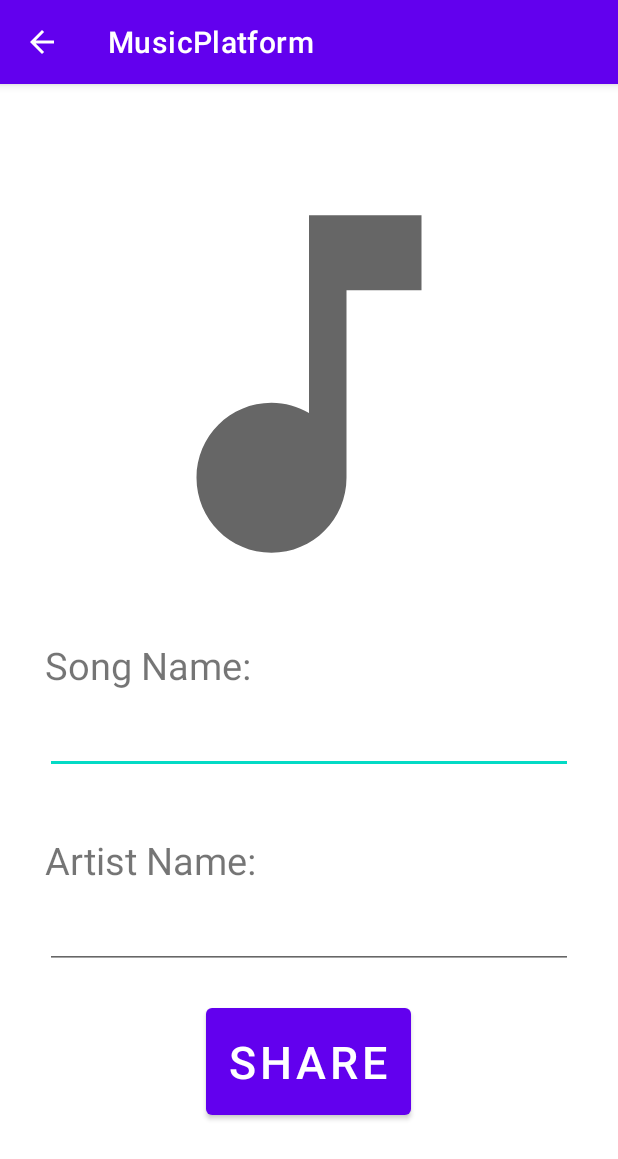
After one commit to PalMassimo/PlatformMusic, an Android app: the AddPostActivity screen opened directly, with no data from a screen before it, on a phone screen of 412 x 824 dp. The commit adds this screen. Shown: the top 1159 px of the screen. Run offline under Robolectric (Android 15) with nearby library versions, the phone set to English and light mode, and no system bars; our stand-ins replace Firebase (no records; nobody signed in at launch, a user with empty details on screens opened directly); pictures from the network do not load.

Commit message:
Added upper menu Added AddPostActivity Added UserRepository

```diff
--- a/app/build.gradle
+++ b/app/build.gradle
@@ -49,6 +49,7 @@ dependencies {
     implementation 'androidx.constraintlayout:constraintlayout:2.1.0'
     implementation 'com.google.firebase:firebase-database-ktx:20.0.1'
     implementation 'androidx.legacy:legacy-support-v4:1.0.0'
+    implementation 'androidx.wear:wear:1.1.0'
     testImplementation 'junit:junit:4.+'
     androidTestImplementation 'androidx.test.ext:junit:1.1.3'
     androidTestImplementation 'androidx.test.espresso:espresso-core:3.4.0'
@@ -73,5 +74,9 @@ dependencies {
     //Firebase Storage dependencies
     implementation platform('com.google.firebase:firebase-bom:28.4.0')
     implementation 'com.google.firebase:firebase-storage-ktx'
+    compileOnly 'com.google.android.wearable:wearable:2.8.1'
+
+    //await
+    implementation "org.jetbrains.kotlinx:kotlinx-coroutines-play-services:1.3.9"
 
 }
--- /dev/null
+++ b/app/src/main/java/it/units/musicplatform/activities/AddPostActivity.kt
@@ -0,0 +1,118 @@
+package it.units.musicplatform.activities
+
+import android.media.MediaMetadataRetriever
+import android.net.Uri
+import android.os.Bundle
+import androidx.activity.result.contract.ActivityResultContracts
+import androidx.appcompat.app.AppCompatActivity
+import com.google.android.gms.tasks.Task
+import com.google.android.gms.tasks.Tasks
+import com.google.firebase.auth.FirebaseAuth
+import com.google.firebase.storage.UploadTask
+import it.units.musicplatform.databinding.ActivityAddPostBinding
+import it.units.musicplatform.entities.Post
+import it.units.musicplatform.retrievers.DatabaseReferenceRetriever
+import it.units.musicplatform.retrievers.StorageReferenceRetriever
+import kotlinx.coroutines.GlobalScope
+import kotlinx.coroutines.async
+import kotlinx.coroutines.launch
+
+
+class AddPostActivity : AppCompatActivity() {
+
+    private lateinit var binding: ActivityAddPostBinding
+    private var userId: String? = null
+    private var songName: String? = null
+    private var artistName: String? = null
+    private var localSongUri: Uri? = null
+    private var localCoverUri: Uri? = null
+    private var milliseconds: Long? = null
+    private var fileExtension: String? = null
+
+
+    override fun onCreate(savedInstanceState: Bundle?) {
+        super.onCreate(savedInstanceState)
+        binding = ActivityAddPostBinding.inflate(layoutInflater)
+        setContentView(binding.root)
+
+        userId = FirebaseAuth.getInstance().currentUser!!.uid
+
+        val songInfoLauncher = getSongInfoLauncher()
+        val coverLauncher = getCoverLauncher()
+
+        binding.songPictureImageView.setOnClickListener { coverLauncher.launch("image/*") }
+        binding.shareButton.setOnClickListener { addPost() }
+
+        songInfoLauncher.launch("audio/*")
+
+
+    }
+
+    private fun addPost() {
+        val post = Post()
+        post.id = DatabaseReferenceRetriever.postsReference().push().key!!
+        post.uploaderId = userId!!
+        post.artistName = binding.artistNameEditText.text.toString()
+        post.songName = binding.songNameEditText.text.toString()
+        post.numberOfSeconds = (milliseconds!! / 1000).toInt()
+        post.numberOfDownloads = 0
+        post.songExtension = fileExtension!!
+
+        val songReference = StorageReferenceRetriever.songReference(userId!!, post.id)
+        val coverReference = StorageReferenceRetriever.coverReference(userId!!, post.id)
+
+        val songUploadTask = songReference.putFile(localSongUri!!).continueWithTask { songReference.downloadUrl }
+        val coverUploadTask = coverReference.putFile(localCoverUri!!).continueWithTask { coverReference.downloadUrl }
+
+//        val songUriTask = songReference.putFile(localSongUri!!).continueWithTask { command: Task<UploadTask.TaskSnapshot?>? -> songReference.downloadUrl }
+//        val coverUriTask = coverReference.putFile(localCoverUri!!).continueWithTask { command: Task<UploadTask.TaskSnapshot?>? -> coverReference.downloadUrl }
+
+//        Tasks.whenAllSuccess<Any>(songUploadTask, coverUploadTask).addOnSuccessListener { uriList: List<Any> ->
+//            post.songFileDownloadString = uriList[0].toString()
+//            post.songPictureDownloadString = uriList[1].toString()
+//            DatabaseReferenceRetriever.postReference(post.id).setValue(post)
+//        }
+
+        Tasks.whenAllSuccess<Any>(songUploadTask, coverUploadTask).addOnSuccessListener {
+            post.songFileDownloadString = it[0].toString()
+            post.songPictureDownloadString = it[1].toString()
+            DatabaseReferenceRetriever.postReference(post.id).setValue(post)
+            DatabaseReferenceRetriever.userPostReference(userId!!, post.id).setValue(true)
+        }
+
+//        GlobalScope.launch {
+//
+//            async { songUploadTask.getResult() }
+//
+//            Tasks.whenAll(songUploadTask, coverUploadTask).addOnCompleteListener {
+//                post.songFileDownloadString = songUploadTask.result!!.result.toString()
+//                post.songPictureDownloadString = coverUploadTask.result!!.toString()
+//                DatabaseReferenceRetriever.postReference(post.id).setValue(post)
+//                DatabaseReferenceRetriever.userPostReference(post.uploaderId, post.id).setValue(true)
+//            }
+//        }
+
+        this.finish()
+
+    }
+
+    private fun getSongInfoLauncher() = registerForActivityResult(ActivityResultContracts.GetContent()) {
+        localSongUri = it
+        val mediaDataRetriever = MediaMetadataRetriever()
+        mediaDataRetriever.setDataSource(this, it)
+        milliseconds = mediaDataRetriever.extractMetadata(MediaMetadataRetriever.METADATA_KEY_DURATION)?.toLong()
+        artistName = mediaDataRetriever.extractMetadata(MediaMetadataRetriever.METADATA_KEY_ARTIST)
+        songName = mediaDataRetriever.extractMetadata(MediaMetadataRetriever.METADATA_KEY_TITLE)
+        fileExtension = it.lastPathSegment!!.substring(it.lastPathSegment!!.lastIndexOf(".") + 1)
+
+        binding.artistNameEditText.setText(artistName)
+        binding.songNameEditText.setText(songName)
+
+    }
+
+    private fun getCoverLauncher() = registerForActivityResult(ActivityResultContracts.GetContent()) {
+        localCoverUri = it
+        binding.songPictureImageView.setImageURI(it)
+    }
+
+}
--- a/app/src/main/java/it/units/musicplatform/retrievers/DatabaseReferenceRetriever.kt
+++ b/app/src/main/java/it/units/musicplatform/retrievers/DatabaseReferenceRetriever.kt
@@ -19,6 +19,7 @@ class DatabaseReferenceRetriever {
         fun followersReference(userId: String) = userReference(userId).child("followers")
         fun followingReference(userId: String) = userReference(userId).child("following")
         fun userPostsReference(userId:String) = userReference(userId).child("posts")
+        fun userPostReference(userId: String, postId: String) = userPostsReference(userId).child(postId)
 
         fun postsReference() = POSTS_REFERENCE
         fun postReference(postId: String) = postsReference().child(postId)
--- /dev/null
+++ b/app/src/main/res/layout/activity_add_post.xml
@@ -0,0 +1,67 @@
+<?xml version="1.0" encoding="utf-8"?>
+<LinearLayout xmlns:android="http://schemas.android.com/apk/res/android"
+    xmlns:tools="http://schemas.android.com/tools"
+    android:layout_width="match_parent"
+    android:layout_height="match_parent"
+    android:padding="30dp"
+    android:orientation="vertical"
+    tools:context=".activities.AddPostActivity">
+
+    <ImageView
+        android:id="@+id/songPictureImageView"
+        android:layout_width="300dp"
+        android:layout_height="300dp"
+        android:layout_gravity="center_horizontal"
+        android:layout_marginTop="20dp"
+        android:contentDescription="@string/song_picture"
+        android:src="@drawable/ic_music_note" />
+
+<!--        android:onClick="songPictureImageViewAction"-->
+    <LinearLayout
+        android:layout_width="match_parent"
+        android:layout_height="wrap_content"
+        android:layout_marginTop="20dp"
+        android:orientation="vertical">
+
+        <TextView
+            android:layout_width="wrap_content"
+            android:layout_height="wrap_content"
+            android:text="Song Name:"
+            android:textSize="25sp" />
+
+        <EditText
+            android:id="@+id/songNameEditText"
+            android:layout_width="match_parent"
+            android:layout_height="wrap_content"
+            android:inputType="text"
+            android:textSize="25sp" />
+
+        <TextView
+            android:layout_width="match_parent"
+            android:layout_marginTop="40dp"
+            android:layout_height="wrap_content"
+            android:text="Artist Name:"
+            android:textSize="25sp" />
+
+        <EditText
+            android:id="@+id/artistNameEditText"
+            android:layout_width="match_parent"
+            android:layout_height="wrap_content"
+            android:inputType="text"
+            android:textSize="25sp" />
+    </LinearLayout>
+
+
+<!--        android:onClick="shareButtonAction"-->
+    <Button
+        android:id="@+id/shareButton"
+        android:layout_width="wrap_content"
+        android:layout_height="wrap_content"
+        android:layout_gravity="center_horizontal"
+        android:layout_marginTop="20dp"
+        android:padding="15dp"
+        android:text="@string/share"
+        android:textSize="30sp" />
+
+
+</LinearLayout>
--- /dev/null
+++ b/app/src/main/res/values-round/strings.xml
@@ -0,0 +1,3 @@
+<resources>
+    <string name="hello_world">Hello Round World!</string>
+</resources>
```
Also changed, not shown: app/src/main/AndroidManifest.xml (+9 -3 lines), app/src/main/java/it/units/musicplatform/activities/LoginActivity.kt (+1 -8 lines), app/src/main/java/it/units/musicplatform/activities/MainActivity.kt (+30 -22 lines), app/src/main/java/it/units/musicplatform/entities/Post.kt (+9 -9 lines), app/src/main/java/it/units/musicplatform/repositories/UserRepository.kt (added, +26 -0 lines), app/src/main/java/it/units/musicplatform/retrievers/StorageReferenceRetriever.kt (added, +21 -0 lines), app/src/main/java/it/units/musicplatform/retrievers/StorageReferenceRetrievers.kt (deleted, +0 -19 lines), app/src/main/java/it/units/musicplatform/utilities/PictureLoader.kt (+3 -4 lines), app/src/main/java/it/units/musicplatform/viewmodels/UserViewModel.kt (+9 -21 lines), app/src/main/res/drawable/ic_add.xml (added, +10 -0 lines), app/src/main/res/menu/menu.xml (added, +32 -0 lines), app/src/main/res/values/dimens.xml (+12 -0 lines), app/src/main/res/values/strings.xml (+10 -0 lines).
